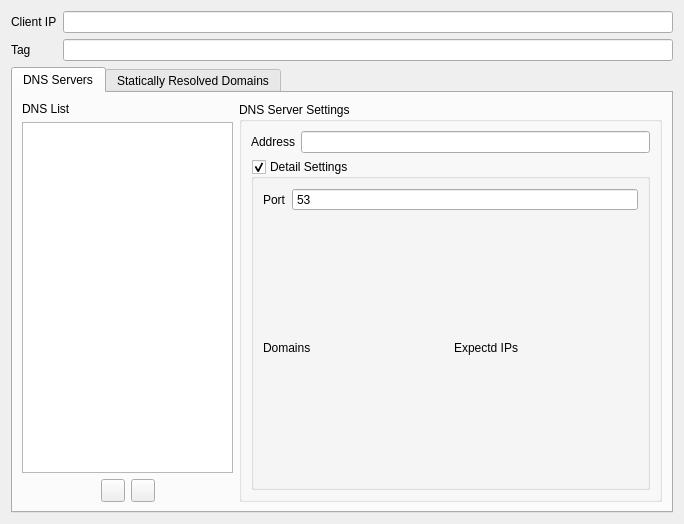
This is src/ui/widgets/DnsSettingsWidget.ui in Qv2ray/Qv2ray as Qt 5 draws it before an edit. The edited form follows.
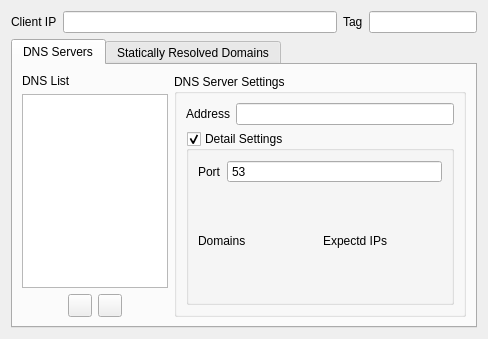
This is the edited form. Icons and pictures are not drawn.

Patch:
```diff
--- a/src/ui/widgets/DnsSettingsWidget.ui
+++ b/src/ui/widgets/DnsSettingsWidget.ui
@@ -2,38 +2,30 @@
 <ui version="4.0">
  <class>DnsSettingsWidget</class>
  <widget class="QWidget" name="DnsSettingsWidget">
-  <property name="geometry">
-   <rect>
-    <x>0</x>
-    <y>0</y>
-    <width>684</width>
-    <height>524</height>
-   </rect>
-  </property>
   <property name="windowTitle">
    <string>Form</string>
   </property>
   <layout class="QVBoxLayout" name="verticalLayout_2">
    <item>
-    <layout class="QFormLayout" name="formLayout">
-     <item row="0" column="0">
+    <layout class="QHBoxLayout" name="horizontalLayout_5" stretch="0,1,0,0">
+     <item>
       <widget class="QLabel" name="label">
        <property name="text">
         <string>Client IP</string>
        </property>
       </widget>
      </item>
-     <item row="0" column="1">
+     <item>
       <widget class="QLineEdit" name="dnsClientIPTxt"/>
      </item>
-     <item row="1" column="0">
+     <item>
       <widget class="QLabel" name="label_2">
        <property name="text">
         <string>Tag</string>
        </property>
       </widget>
      </item>
-     <item row="1" column="1">
+     <item>
       <widget class="QLineEdit" name="dnsTagTxt"/>
      </item>
     </layout>
```
